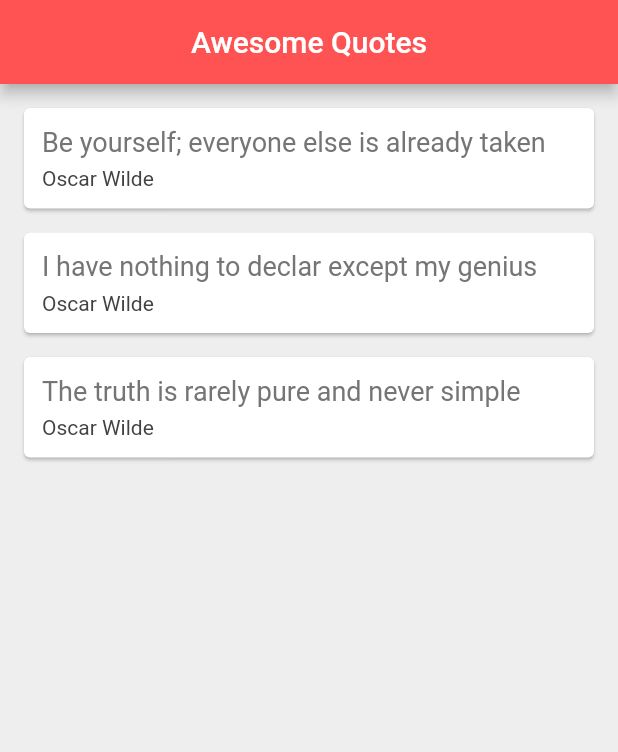
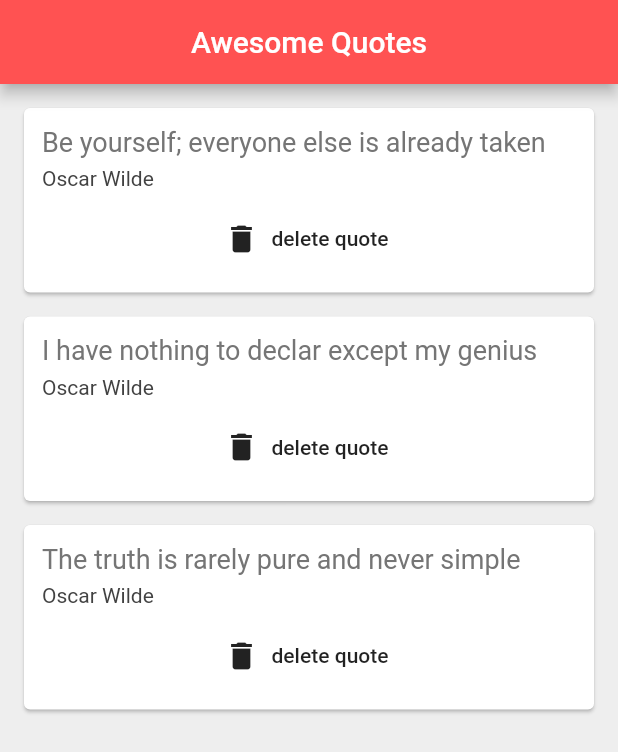
Before and after one commit to dpberry552/quote-app, a Flutter app: the screen it shows after launch, on a phone screen of 412 x 824 dp. Shown: the top 752 px of the screen. Run offline on Flutter 3.47's test engine with Material 2 defaults, Android fonts, the phone set to English and light mode, and no system bars.

Commit message:
passing delete function to quote constructor

```diff
--- a/lib/main.dart
+++ b/lib/main.dart
@@ -29,7 +29,14 @@ class _QuoteListState extends State<QuoteList> {
         backgroundColor: Colors.redAccent,
       ),
       body: Column(
-        children: quotes.map((quote) => QuoteCard(quote: quote)).toList(),
+        children: quotes.map((quote) => QuoteCard(
+            quote: quote,
+            delete: () {
+              setState(() {
+                quotes.remove(quote);
+              });
+            }
+        )).toList(),
       ),
     );
   }
--- a/lib/quote_card.dart
+++ b/lib/quote_card.dart
@@ -4,7 +4,9 @@ import 'quote.dart';
 class QuoteCard extends StatelessWidget {
 
   final Quote quote; //properties inside StatelessWidget must be final (can't change)
-  QuoteCard({ this.quote });
+  final Function delete;
+
+  QuoteCard({ this.quote, this.delete });
 
   @override
   Widget build(BuildContext context) {
@@ -30,6 +32,12 @@ class QuoteCard extends StatelessWidget {
                   color: Colors.grey[800]
               ),
             ),
+            SizedBox(height: 8),
+            FlatButton.icon(
+              onPressed: delete,
+              label: Text('delete quote'),
+              icon: Icon(Icons.delete)
+            ),
           ],
         ),
       ),
```
